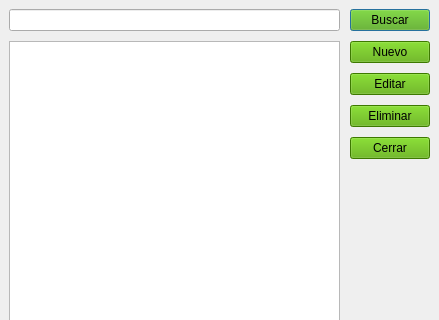
matuu/ligadefutbol, file ligafutbol/src/clubs_list.ui: the form before one commit; both pictures show x 0 to 439 and y 0 to 320 of the 439 by 486 pixel window.
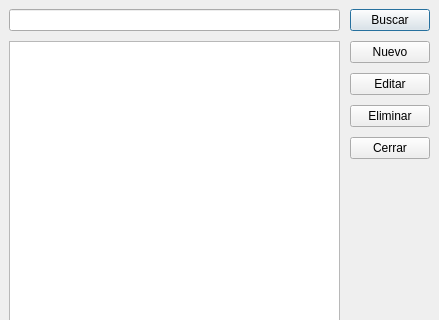
The form after the commit.

The edit to the form file:
```diff
--- a/ligafutbol/src/clubs_list.ui
+++ b/ligafutbol/src/clubs_list.ui
@@ -44,7 +44,7 @@
        <bool>false</bool>
       </property>
       <property name="styleSheet">
-       <string notr="true">background-color: rgb(85, 170, 0);</string>
+       <string notr="true"/>
       </property>
       <property name="text">
        <string>Buscar</string>
@@ -65,7 +65,7 @@
          <bool>false</bool>
         </property>
         <property name="styleSheet">
-         <string notr="true">background-color: rgb(85, 170, 0);</string>
+         <string notr="true"/>
         </property>
         <property name="text">
          <string>Nuevo</string>
@@ -84,7 +84,7 @@
          <bool>false</bool>
         </property>
         <property name="styleSheet">
-         <string notr="true">background-color: rgb(85, 170, 0);</string>
+         <string notr="true"/>
         </property>
         <property name="text">
          <string>Editar</string>
@@ -100,7 +100,7 @@
          <bool>false</bool>
         </property>
         <property name="styleSheet">
-         <string notr="true">background-color: rgb(85, 170, 0);</string>
+         <string notr="true"/>
         </property>
         <property name="text">
          <string>Eliminar</string>
@@ -116,7 +116,7 @@
          <bool>false</bool>
         </property>
         <property name="styleSheet">
-         <string notr="true">background-color: rgb(85, 170, 0);</string>
+         <string notr="true"/>
         </property>
         <property name="text">
          <string>Cerrar</string>
```
